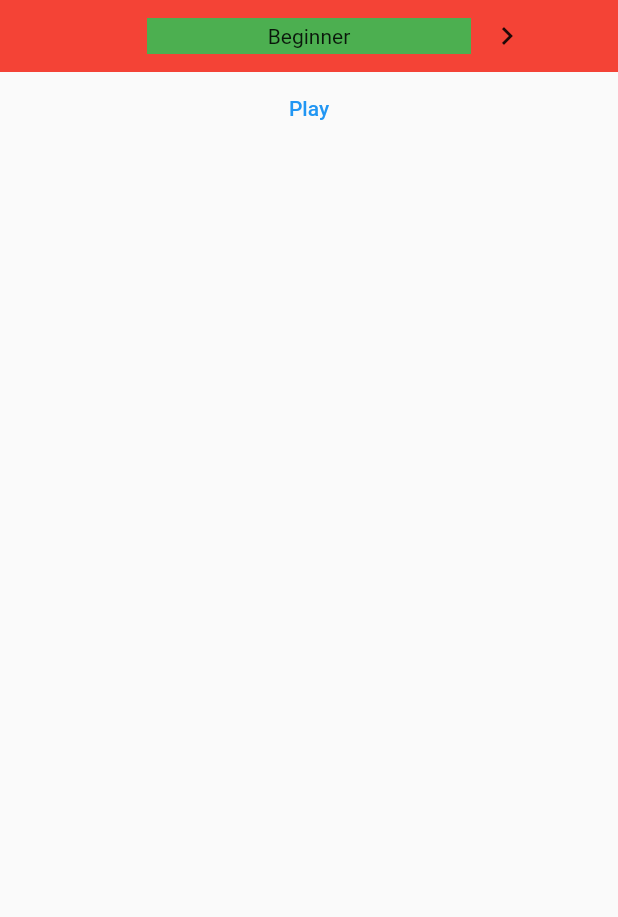
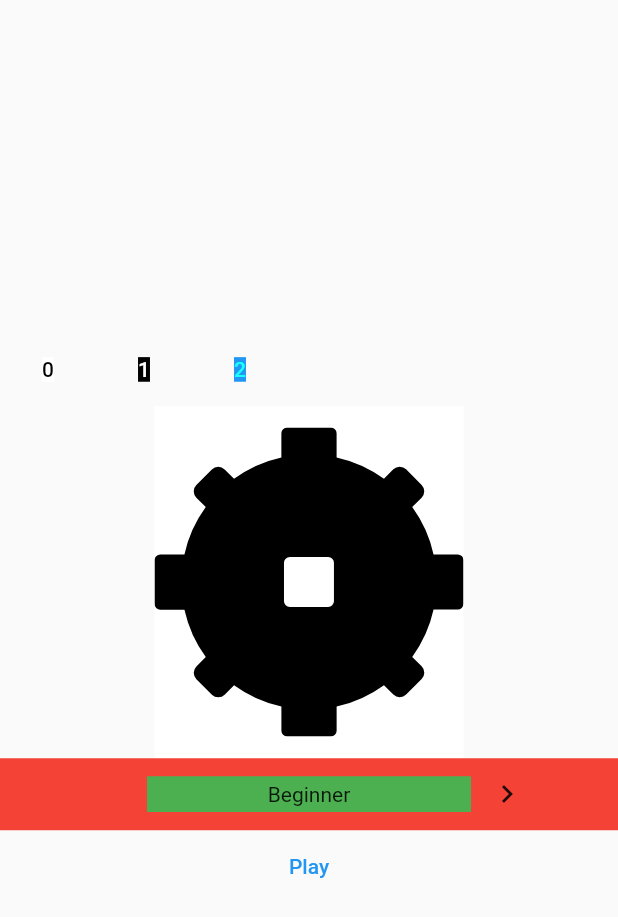
Before and after one commit to alessandro-stella/minesweeper-mobile, a Flutter app: the screen it shows after launch, on a phone screen of 412 x 824 dp. Shown: the top 917 px of the screen. Run offline on Flutter 3.47's test engine with Material 2 defaults, Android fonts, the phone set to English and light mode, and no system bars; our stand-ins replace flutter_svg.

Commit message:
Starting to implement palette

```diff
--- a/lib/difficulty_selector.dart
+++ b/lib/home/difficulty_selector.dart
@@ -1,5 +1,5 @@
 import 'package:flutter/material.dart';
-import 'package:minesweeper/difficulties.dart';
+import 'package:minesweeper/home/difficulties.dart';
 
 class DifficultySelector extends StatefulWidget {
   final List<String> difficulties;
--- /dev/null
+++ b/lib/home/home_page.dart
@@ -0,0 +1,57 @@
+import 'package:flutter/material.dart';
+import 'package:flutter_svg/flutter_svg.dart';
+import 'package:minesweeper/home/difficulties.dart';
+import 'package:minesweeper/home/difficulty_selector.dart';
+import 'package:minesweeper/palette_selector.dart';
+import '../palette.dart';
+
+class HomePage extends StatefulWidget {
+  const HomePage({super.key});
+
+  @override
+  State<HomePage> createState() => _HomePageState();
+}
+
+class _HomePageState extends State<HomePage> {
+  int selectedDifficulty = 0;
+  PaletteColor currentPalette = palette[0];
+
+  void updateDifficulty(int newDifficulty) {
+    setState(() {
+      selectedDifficulty = newDifficulty;
+    });
+  }
+
+  void updatePalette(PaletteColor newPalette) {
+    setState(() {
+      currentPalette = newPalette;
+    });
+  }
+
+  @override
+  Widget build(BuildContext context) {
+    return Scaffold(
+      body: Column(
+        mainAxisAlignment: MainAxisAlignment.center,
+        crossAxisAlignment: CrossAxisAlignment.stretch,
+        children: [
+          PaletteSelector(updatePalette: updatePalette),
+          FractionallySizedBox(
+            widthFactor: 0.5,
+            child: Container(
+              color: currentPalette.backgroundColor,
+              child: SvgPicture.asset("assets/mine.svg",
+                  semanticsLabel: 'Mine', color: currentPalette.mainColor),
+            ),
+          ),
+          DifficultySelector(
+              difficulties: difficulties.map((e) => e.name).toList(),
+              updateDifficulty: updateDifficulty),
+          TextButton(
+              onPressed: () => print(difficulties[selectedDifficulty].name),
+              child: const Text("Play")),
+        ],
+      ),
+    );
+  }
+}
--- a/lib/home_page.dart
+++ /dev/null
@@ -1,36 +0,0 @@
-import 'package:flutter/material.dart';
-import 'package:minesweeper/difficulties.dart';
-import 'package:minesweeper/difficulty_selector.dart';
-
-class HomePage extends StatefulWidget {
-  const HomePage({super.key});
-
-  @override
-  State<HomePage> createState() => _HomePageState();
-}
-
-class _HomePageState extends State<HomePage> {
-  int selectedDifficulty = 0;
-
-  void updateDifficulty(int newDifficulty) {
-    setState(() {
-      selectedDifficulty = newDifficulty;
-    });
-  }
-
-  @override
-  Widget build(BuildContext context) {
-    return Scaffold(
-      body: Column(
-        children: [
-          DifficultySelector(
-              difficulties: difficulties.map((e) => e.name).toList(),
-              updateDifficulty: updateDifficulty),
-          TextButton(
-              onPressed: () => print(difficulties[selectedDifficulty].name),
-              child: const Text("Play"))
-        ],
-      ),
-    );
-  }
-}
--- a/lib/main.dart
+++ b/lib/main.dart
@@ -1,5 +1,5 @@
 import 'package:flutter/material.dart';
-import 'package:minesweeper/home_page.dart';
+import 'package:minesweeper/home/home_page.dart';
 
 void main() {
   runApp(const MainApp());
--- /dev/null
+++ b/lib/palette.dart
@@ -0,0 +1,14 @@
+import 'package:flutter/material.dart';
+
+class PaletteColor {
+  final Color mainColor;
+  final Color backgroundColor;
+
+  PaletteColor(this.mainColor, this.backgroundColor);
+}
+
+List<PaletteColor> palette = [
+  PaletteColor(Colors.black, Colors.white),
+  PaletteColor(Colors.white, Colors.black),
+  PaletteColor(Colors.cyanAccent, Colors.blue)
+];
--- /dev/null
+++ b/lib/palette_selector.dart
@@ -0,0 +1,39 @@
+import 'package:flutter/material.dart';
+import 'package:minesweeper/palette.dart';
+
+class PaletteSelector extends StatefulWidget {
+  final Function updatePalette;
+  const PaletteSelector({super.key, required this.updatePalette});
+
+  @override
+  State<PaletteSelector> createState() => _PaletteSelectorState();
+}
+
+class _PaletteSelectorState extends State<PaletteSelector> {
+  List<Widget> createPaletteColors() {
+    List<Widget> colors = [];
+
+    for (var index = 0; index < palette.length; index++) {
+      colors.add(
+        TextButton(
+          onPressed: () => widget.updatePalette(palette[index]),
+          child: Text(
+            index.toString(),
+            style: TextStyle(
+                backgroundColor: palette[index].backgroundColor,
+                color: palette[index].mainColor),
+          ),
+        ),
+      );
+    }
+
+    return colors;
+  }
+
+  @override
+  Widget build(BuildContext context) {
+    return Row(
+      children: createPaletteColors(),
+    );
+  }
+}
```
Also changed, not shown: pubspec.yaml (+11 -8 lines), assets/mine.svg (added), lib/game/cell_grid.dart (renamed from lib/cell_grid.dart), lib/home/difficulties.dart (renamed from lib/difficulties.dart), pubspec.lock, 1 other file.
